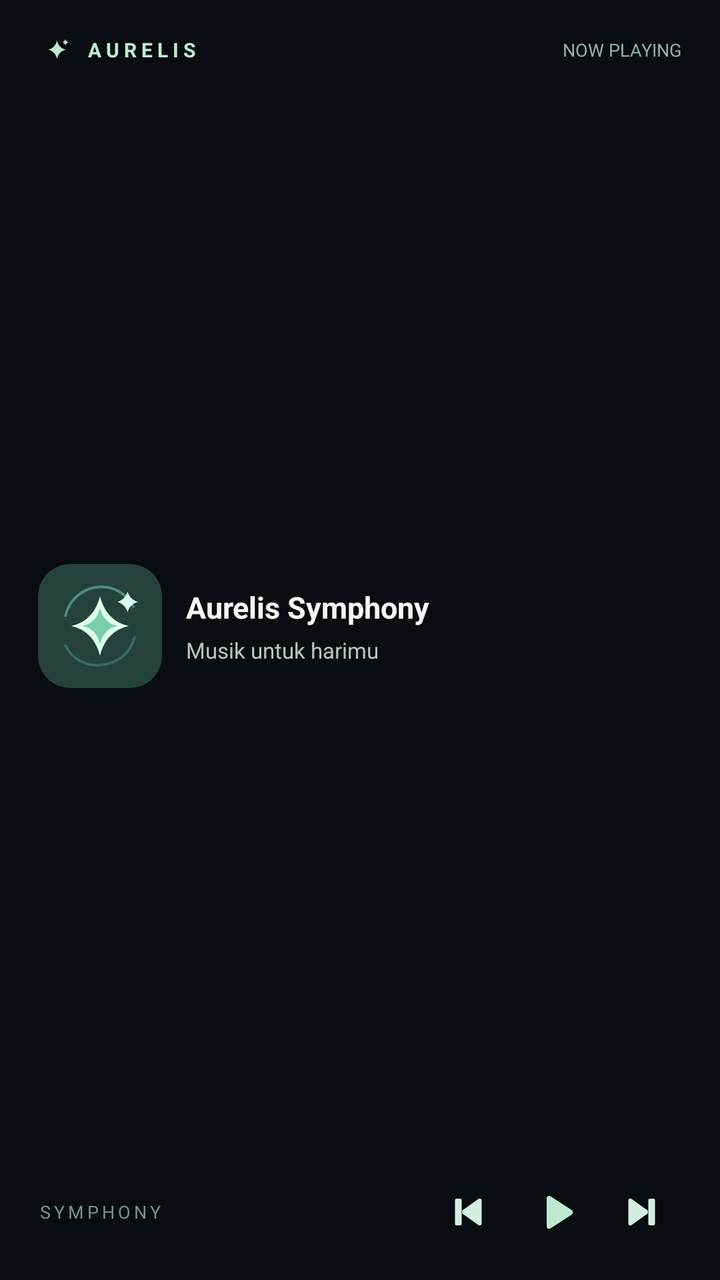
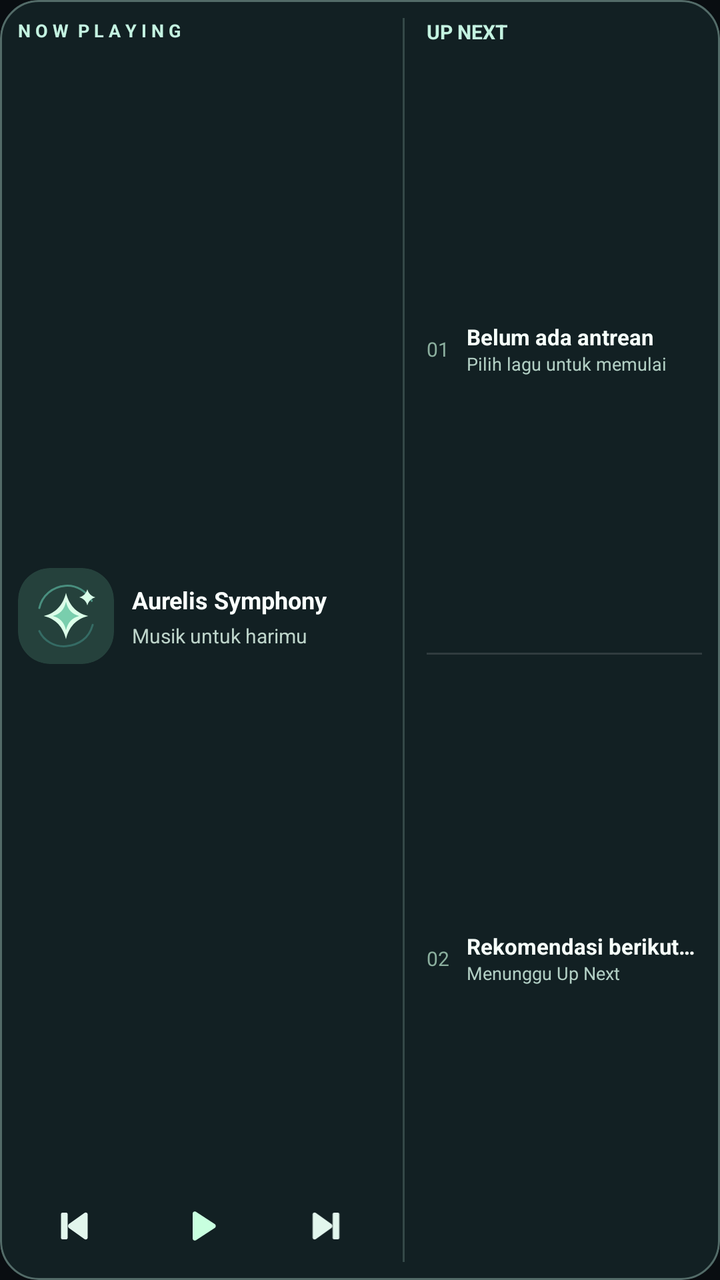

Compare the two renders of this Android layout. The source of the first and the diff that turns it into the second are given below.
<!-- AndroidManifest.xml: application theme Theme.Aurelis -->
<!-- res/layout/widget_aurelis.xml -->
<?xml version="1.0" encoding="utf-8"?>
<FrameLayout android:id="@+id/widget_root" xmlns:android="http://schemas.android.com/apk/res/android"
    android:layout_width="match_parent" android:layout_height="match_parent"
    android:padding="3dp">
    <ImageView android:id="@+id/widget_background"
        android:layout_width="match_parent" android:layout_height="match_parent"
        android:scaleType="fitXY" android:contentDescription="@null"/>
    <LinearLayout android:layout_width="match_parent" android:layout_height="match_parent"
        android:orientation="vertical" android:paddingLeft="16dp"
        android:paddingRight="16dp" android:paddingTop="12dp"
        android:paddingBottom="11dp">
        <LinearLayout android:layout_width="match_parent" android:layout_height="20dp"
            android:orientation="horizontal" android:gravity="center_vertical">
            <ImageView android:layout_width="19dp" android:layout_height="19dp"
                android:src="@drawable/ic_aurelis_monochrome"
                android:tint="#BCEBD0" android:contentDescription="@null"/>
            <TextView android:layout_width="wrap_content" android:layout_height="wrap_content"
                android:layout_marginLeft="6dp" android:text="A U R E L I S"
                android:textColor="#BCEBD0" android:textSize="10sp"
                android:textStyle="bold" android:singleLine="true"/>
            <Space android:layout_width="0dp" android:layout_height="1dp"
                android:layout_weight="1"/>
            <TextView android:id="@+id/widget_status"
                android:layout_width="wrap_content" android:layout_height="wrap_content"
                android:text="NOW PLAYING" android:textColor="#92B1A5"
                android:textSize="9sp" android:singleLine="true"/>
        </LinearLayout>
        <LinearLayout android:layout_width="match_parent" android:layout_height="0dp"
            android:layout_weight="1" android:orientation="horizontal"
            android:gravity="center_vertical" android:paddingTop="5dp">
            <ImageView android:id="@+id/widget_art"
                android:layout_width="62dp" android:layout_height="62dp"
                android:background="@drawable/widget_album_frame"
                android:clipToOutline="true" android:scaleType="centerCrop"
                android:src="@drawable/ic_aurelis_foreground"
                android:contentDescription="Cover lagu"/>
            <LinearLayout android:layout_width="0dp" android:layout_weight="1"
                android:layout_height="wrap_content" android:orientation="vertical"
                android:paddingLeft="12dp">
                <TextView android:id="@+id/widget_title"
                    android:layout_width="match_parent" android:layout_height="wrap_content"
                    android:text="Aurelis Symphony" android:textColor="#F3F8F5"
                    android:textStyle="bold" android:textSize="15sp"
                    android:maxLines="1" android:ellipsize="end"/>
                <TextView android:id="@+id/widget_artist"
                    android:layout_width="match_parent" android:layout_height="wrap_content"
                    android:layout_marginTop="4dp" android:text="Musik untuk harimu"
                    android:textColor="#B5C7BF" android:textSize="11sp"
                    android:maxLines="1" android:ellipsize="end"/>
            </LinearLayout>
        </LinearLayout>
        <LinearLayout android:layout_width="match_parent" android:layout_height="40dp"
            android:orientation="horizontal" android:gravity="center_vertical|right">
            <TextView android:layout_width="0dp" android:layout_weight="1"
                android:layout_height="wrap_content" android:text="SYMPHONY"
                android:textColor="#719689" android:textSize="9sp" android:letterSpacing=".19"/>
            <ImageView android:id="@+id/widget_prev"
                android:layout_width="42dp" android:layout_height="38dp"
                android:padding="9dp" android:src="@drawable/widget_previous"
                android:tint="#D3EEE1" android:contentDescription="Sebelumnya"/>
            <ImageView android:id="@+id/widget_toggle"
                android:layout_width="43dp" android:layout_height="43dp"
                android:padding="9dp" android:src="@drawable/widget_play"
                android:tint="#BCEBD0" android:contentDescription="Play atau pause"/>
            <ImageView android:id="@+id/widget_next"
                android:layout_width="42dp" android:layout_height="38dp"
                android:padding="9dp" android:src="@drawable/widget_next"
                android:tint="#D3EEE1" android:contentDescription="Berikutnya"/>
        </LinearLayout>
    </LinearLayout>
</FrameLayout>
<!-- resources referenced by this layout -->
<resources>
  <!-- drawable ic_aurelis_monochrome (drawable) -->
  <?xml version="1.0" encoding="utf-8"?>
  <vector xmlns:android="http://schemas.android.com/apk/res/android"
      android:width="108dp"
      android:height="108dp"
      android:viewportWidth="108"
      android:viewportHeight="108">
      <path android:fillColor="#FFFFFFFF"
          android:pathData="M54,28 C57.2,41.2 65.1,50.8 79,54 C65.1,57.2 57.2,66.8 54,80 C50.8,66.8 42.9,57.2 29,54 C42.9,50.8 50.8,41.2 54,28 Z" />
      <path android:fillColor="#FFFFFFFF"
          android:pathData="M78,24 C79.3,28.6 82.4,31.7 87,33 C82.4,34.3 79.3,37.4 78,42 C76.7,37.4 73.6,34.3 69,33 C73.6,31.7 76.7,28.6 78,24 Z" />
  </vector>
  <!-- drawable widget_album_frame (drawable) -->
  <?xml version="1.0" encoding="utf-8"?>
  <shape xmlns:android="http://schemas.android.com/apk/res/android" android:shape="rectangle">
      <corners android:radius="16dp" />
      <solid android:color="#25413C" />
  </shape>
  <!-- drawable widget_next (drawable) -->
  <?xml version="1.0" encoding="utf-8"?>
  <vector xmlns:android="http://schemas.android.com/apk/res/android" android:width="24dp" android:height="24dp" android:viewportWidth="24" android:viewportHeight="24">
      <path android:fillColor="#FFFFFFFF" android:pathData="M5,5 C5,4 6.2,3.6 7,4.2 L16.1,10.7 C17,11.3 17,12.7 16.1,13.3 L7,19.8 C6.2,20.4 5,20 5,19 Z M18,4 h2 a1,1 0,0 1,1 1 v14 a1,1 0,0 1,-1 1 h-2 a1,1 0,0 1,-1 -1 v-14 a1,1 0,0 1,1 -1 Z"/>
  </vector>
  <!-- drawable widget_play (drawable) -->
  <?xml version="1.0" encoding="utf-8"?>
  <vector xmlns:android="http://schemas.android.com/apk/res/android" android:width="24dp" android:height="24dp" android:viewportWidth="24" android:viewportHeight="24">
      <path android:fillColor="#FFFFFFFF" android:pathData="M8,5.2 C8,4.2 9.1,3.8 9.9,4.3 L20,10.9 C20.8,11.4 20.8,12.6 20,13.1 L9.9,19.7 C9.1,20.2 8,19.8 8,18.8 Z"/>
  </vector>
  <!-- drawable widget_previous (drawable) -->
  <?xml version="1.0" encoding="utf-8"?>
  <vector xmlns:android="http://schemas.android.com/apk/res/android" android:width="24dp" android:height="24dp" android:viewportWidth="24" android:viewportHeight="24">
      <path android:fillColor="#FFFFFFFF" android:pathData="M19,5 C19,4 17.8,3.6 17,4.2 L7.9,10.7 C7,11.3 7,12.7 7.9,13.3 L17,19.8 C17.8,20.4 19,20 19,19 Z M6,4 h-2 a1,1 0,0 0,-1 1 v14 a1,1 0,0 0,1 1 h2 a1,1 0,0 0,1 -1 v-14 a1,1 0,0 0,-1 -1 Z"/>
  </vector>
  <style name="Theme.Aurelis" parent="android:style/Theme.Material.NoActionBar">
      <item name="android:windowLightStatusBar">false</item>
      <item name="android:windowActionModeOverlay">true</item>
      <item name="android:windowLightNavigationBar">false</item>
      <item name="android:windowDrawsSystemBarBackgrounds">true</item>
      <item name="android:windowBackground">#090D11</item>
      <item name="android:navigationBarColor">#090C10</item>
      <item name="android:statusBarColor">#090C10</item>
    </style>
  <!-- unchanged entries left out for length: 1 -->
</resources>

<!-- the commit's change to res/layout/widget_aurelis.xml (unified diff, before → after) -->
@@ -1,71 +1,106 @@
 <?xml version="1.0" encoding="utf-8"?>
-<FrameLayout android:id="@+id/widget_root" xmlns:android="http://schemas.android.com/apk/res/android"
-    android:layout_width="match_parent" android:layout_height="match_parent"
-    android:padding="3dp">
+<FrameLayout xmlns:android="http://schemas.android.com/apk/res/android"
+    android:id="@+id/widget_root" android:layout_width="match_parent"
+    android:layout_height="match_parent" android:background="@drawable/widget_shell"
+    android:foreground="@drawable/widget_border" android:clipToOutline="true">
     <ImageView android:id="@+id/widget_background"
         android:layout_width="match_parent" android:layout_height="match_parent"
         android:scaleType="fitXY" android:contentDescription="@null"/>
     <LinearLayout android:layout_width="match_parent" android:layout_height="match_parent"
-        android:orientation="vertical" android:paddingLeft="16dp"
-        android:paddingRight="16dp" android:paddingTop="12dp"
-        android:paddingBottom="11dp">
-        <LinearLayout android:layout_width="match_parent" android:layout_height="20dp"
-            android:orientation="horizontal" android:gravity="center_vertical">
-            <ImageView android:layout_width="19dp" android:layout_height="19dp"
-                android:src="@drawable/ic_aurelis_monochrome"
-                android:tint="#BCEBD0" android:contentDescription="@null"/>
-            <TextView android:layout_width="wrap_content" android:layout_height="wrap_content"
-                android:layout_marginLeft="6dp" android:text="A U R E L I S"
-                android:textColor="#BCEBD0" android:textSize="10sp"
-                android:textStyle="bold" android:singleLine="true"/>
-            <Space android:layout_width="0dp" android:layout_height="1dp"
-                android:layout_weight="1"/>
-            <TextView android:id="@+id/widget_status"
-                android:layout_width="wrap_content" android:layout_height="wrap_content"
-                android:text="NOW PLAYING" android:textColor="#92B1A5"
-                android:textSize="9sp" android:singleLine="true"/>
-        </LinearLayout>
-        <LinearLayout android:layout_width="match_parent" android:layout_height="0dp"
-            android:layout_weight="1" android:orientation="horizontal"
-            android:gravity="center_vertical" android:paddingTop="5dp">
-            <ImageView android:id="@+id/widget_art"
-                android:layout_width="62dp" android:layout_height="62dp"
-                android:background="@drawable/widget_album_frame"
-                android:clipToOutline="true" android:scaleType="centerCrop"
-                android:src="@drawable/ic_aurelis_foreground"
-                android:contentDescription="Cover lagu"/>
-            <LinearLayout android:layout_width="0dp" android:layout_weight="1"
-                android:layout_height="wrap_content" android:orientation="vertical"
-                android:paddingLeft="12dp">
-                <TextView android:id="@+id/widget_title"
-                    android:layout_width="match_parent" android:layout_height="wrap_content"
-                    android:text="Aurelis Symphony" android:textColor="#F3F8F5"
-                    android:textStyle="bold" android:textSize="15sp"
-                    android:maxLines="1" android:ellipsize="end"/>
-                <TextView android:id="@+id/widget_artist"
-                    android:layout_width="match_parent" android:layout_height="wrap_content"
-                    android:layout_marginTop="4dp" android:text="Musik untuk harimu"
-                    android:textColor="#B5C7BF" android:textSize="11sp"
-                    android:maxLines="1" android:ellipsize="end"/>
+        android:orientation="horizontal" android:padding="9dp">
+        <LinearLayout android:layout_width="0dp" android:layout_weight="1.14"
+            android:layout_height="match_parent" android:orientation="vertical"
+            android:paddingRight="10dp">
+            <TextView android:layout_width="match_parent" android:layout_height="wrap_content"
+                android:text="N O W  P L A Y I N G" android:textColor="#C4F3E1"
+                android:textStyle="bold" android:textSize="9sp" android:singleLine="true"/>
+            <LinearLayout android:layout_width="match_parent" android:layout_height="0dp"
+                android:layout_weight="1" android:orientation="horizontal"
+                android:gravity="center_vertical">
+                <ImageView android:id="@+id/widget_art" android:layout_width="48dp"
+                    android:layout_height="48dp" android:src="@drawable/ic_aurelis_foreground"
+                    android:background="@drawable/widget_album_frame"
+                    android:clipToOutline="true" android:scaleType="centerCrop"
+                    android:contentDescription="Cover lagu"/>
+                <LinearLayout android:layout_width="0dp" android:layout_weight="1"
+                    android:layout_height="wrap_content" android:layout_marginLeft="9dp"
+                    android:orientation="vertical">
+                    <TextView android:id="@+id/widget_title"
+                        android:layout_width="match_parent" android:layout_height="wrap_content"
+                        android:maxLines="2" android:ellipsize="end"
+                        android:text="Aurelis Symphony" android:textColor="#FAFFFD"
+                        android:textStyle="bold" android:textSize="12sp"/>
+                    <TextView android:id="@+id/widget_artist"
+                        android:layout_width="match_parent" android:layout_height="wrap_content"
+                        android:layout_marginTop="3dp" android:maxLines="1"
+                        android:ellipsize="end" android:text="Musik untuk harimu"
+                        android:textColor="#BDD4CA" android:textSize="10sp"/>
+                </LinearLayout>
+            </LinearLayout>
+            <LinearLayout android:layout_width="match_parent" android:layout_height="36dp"
+                android:orientation="horizontal" android:gravity="center">
+                <ImageView android:id="@+id/widget_prev" android:layout_width="0dp" android:layout_weight="1"
+                    android:layout_height="36dp" android:padding="8dp"
+                    android:src="@drawable/widget_previous" android:tint="#E2F6ED"
+                    android:contentDescription="Lagu sebelumnya"/>
+                <ImageView android:id="@+id/widget_toggle" android:layout_width="0dp" android:layout_weight="1.15"
+                    android:layout_height="36dp" android:padding="7dp"
+                    android:src="@drawable/widget_play" android:tint="#C8FFDF"
+                    android:contentDescription="Play atau pause"/>
+                <ImageView android:id="@+id/widget_next" android:layout_width="0dp" android:layout_weight="1"
+                    android:layout_height="36dp" android:padding="8dp"
+                    android:src="@drawable/widget_next" android:tint="#E2F6ED"
+                    android:contentDescription="Lagu berikutnya"/>
             </LinearLayout>
         </LinearLayout>
-        <LinearLayout android:layout_width="match_parent" android:layout_height="40dp"
-            android:orientation="horizontal" android:gravity="center_vertical|right">
-            <TextView android:layout_width="0dp" android:layout_weight="1"
-                android:layout_height="wrap_content" android:text="SYMPHONY"
-                android:textColor="#719689" android:textSize="9sp" android:letterSpacing=".19"/>
-            <ImageView android:id="@+id/widget_prev"
-                android:layout_width="42dp" android:layout_height="38dp"
-                android:padding="9dp" android:src="@drawable/widget_previous"
-                android:tint="#D3EEE1" android:contentDescription="Sebelumnya"/>
-            <ImageView android:id="@+id/widget_toggle"
-                android:layout_width="43dp" android:layout_height="43dp"
-                android:padding="9dp" android:src="@drawable/widget_play"
-                android:tint="#BCEBD0" android:contentDescription="Play atau pause"/>
-            <ImageView android:id="@+id/widget_next"
-                android:layout_width="42dp" android:layout_height="38dp"
-                android:padding="9dp" android:src="@drawable/widget_next"
-                android:tint="#D3EEE1" android:contentDescription="Berikutnya"/>
+        <View android:layout_width="1dp" android:layout_height="match_parent"
+            android:background="#3EA0C8B8"/>
+        <LinearLayout android:layout_width="0dp" android:layout_weight=".88"
+            android:layout_height="match_parent" android:orientation="vertical"
+            android:paddingLeft="11dp">
+            <TextView android:layout_width="match_parent" android:layout_height="wrap_content"
+                android:text="UP NEXT" android:textColor="#C4F3E1"
+                android:textSize="10sp" android:textStyle="bold"/>
+            <LinearLayout android:layout_width="match_parent" android:layout_height="0dp"
+                android:layout_weight="1" android:gravity="center_vertical"
+                android:orientation="horizontal">
+                <TextView android:layout_width="20dp" android:layout_height="wrap_content"
+                    android:text="01" android:textSize="10sp" android:textColor="#8BAF9E"/>
+                <LinearLayout android:layout_width="0dp" android:layout_weight="1"
+                    android:layout_height="wrap_content" android:orientation="vertical">
+                    <TextView android:id="@+id/widget_next_one"
+                        android:layout_width="match_parent" android:layout_height="wrap_content"
+                        android:text="Belum ada antrean" android:textColor="#F6FFFA"
+                        android:singleLine="true" android:ellipsize="end"
+                        android:textSize="11sp" android:textStyle="bold"/>
+                    <TextView android:id="@+id/widget_next_one_artist"
+                        android:layout_width="match_parent" android:layout_height="wrap_content"
+                        android:text="Pilih lagu untuk memulai" android:textColor="#B2CFC4"
+                        android:singleLine="true" android:ellipsize="end"
+                        android:textSize="9sp"/>
+                </LinearLayout>
+            </LinearLayout>
+            <View android:layout_width="match_parent" android:layout_height="1dp"
+                android:background="#20FFFFFF"/>
+            <LinearLayout android:layout_width="match_parent" android:layout_height="0dp"
+                android:layout_weight="1" android:gravity="center_vertical"
+                android:orientation="horizontal">
+                <TextView android:layout_width="20dp" android:layout_height="wrap_content"
+                    android:text="02" android:textSize="10sp" android:textColor="#8BAF9E"/>
+                <LinearLayout android:layout_width="0dp" android:layout_weight="1"
+                    android:layout_height="wrap_content" android:orientation="vertical">
+                    <TextView android:id="@+id/widget_next_two"
+                        android:layout_width="match_parent" android:layout_height="wrap_content"
+                        android:text="Rekomendasi berikutnya" android:textColor="#F6FFFA"
+                        android:singleLine="true" android:ellipsize="end"
+                        android:textSize="11sp" android:textStyle="bold"/>
+                    <TextView android:id="@+id/widget_next_two_artist"
+                        android:layout_width="match_parent" android:layout_height="wrap_content"
+                        android:text="Menunggu Up Next" android:textColor="#B2CFC4"
+                        android:singleLine="true" android:ellipsize="end"
+                        android:textSize="9sp"/>
+                </LinearLayout>
+            </LinearLayout>
         </LinearLayout>
     </LinearLayout>
 </FrameLayout>
<!-- resource entries referenced after the edit -->
@@ -1,22 +1,17 @@
 <!-- resources referenced by this layout -->
 <resources>
-  <!-- drawable ic_aurelis_monochrome (drawable) -->
-  <?xml version="1.0" encoding="utf-8"?>
-  <vector xmlns:android="http://schemas.android.com/apk/res/android"
-      android:width="108dp"
-      android:height="108dp"
-      android:viewportWidth="108"
-      android:viewportHeight="108">
-      <path android:fillColor="#FFFFFFFF"
-          android:pathData="M54,28 C57.2,41.2 65.1,50.8 79,54 C65.1,57.2 57.2,66.8 54,80 C50.8,66.8 42.9,57.2 29,54 C42.9,50.8 50.8,41.2 54,28 Z" />
-      <path android:fillColor="#FFFFFFFF"
-          android:pathData="M78,24 C79.3,28.6 82.4,31.7 87,33 C82.4,34.3 79.3,37.4 78,42 C76.7,37.4 73.6,34.3 69,33 C73.6,31.7 76.7,28.6 78,24 Z" />
-  </vector>
   <!-- drawable widget_album_frame (drawable) -->
   <?xml version="1.0" encoding="utf-8"?>
   <shape xmlns:android="http://schemas.android.com/apk/res/android" android:shape="rectangle">
       <corners android:radius="16dp" />
       <solid android:color="#25413C" />
+  </shape>
+  <!-- drawable widget_border (drawable) -->
+  <?xml version="1.0" encoding="utf-8"?>
+  <shape xmlns:android="http://schemas.android.com/apk/res/android" android:shape="rectangle">
+      <corners android:radius="19dp"/>
+      <solid android:color="#00000000"/>
+      <stroke android:width="1dp" android:color="#65B7DED2"/>
   </shape>
   <!-- drawable widget_next (drawable) -->
   <?xml version="1.0" encoding="utf-8"?>
@@ -33,6 +28,12 @@
   <vector xmlns:android="http://schemas.android.com/apk/res/android" android:width="24dp" android:height="24dp" android:viewportWidth="24" android:viewportHeight="24">
       <path android:fillColor="#FFFFFFFF" android:pathData="M19,5 C19,4 17.8,3.6 17,4.2 L7.9,10.7 C7,11.3 7,12.7 7.9,13.3 L17,19.8 C17.8,20.4 19,20 19,19 Z M6,4 h-2 a1,1 0,0 0,-1 1 v14 a1,1 0,0 0,1 1 h2 a1,1 0,0 0,1 -1 v-14 a1,1 0,0 0,-1 -1 Z"/>
   </vector>
+  <!-- drawable widget_shell (drawable) -->
+  <?xml version="1.0" encoding="utf-8"?>
+  <shape xmlns:android="http://schemas.android.com/apk/res/android" android:shape="rectangle">
+      <corners android:radius="19dp"/>
+      <solid android:color="#CA152528"/>
+  </shape>
   <style name="Theme.Aurelis" parent="android:style/Theme.Material.NoActionBar">
       <item name="android:windowLightStatusBar">false</item>
       <item name="android:windowActionModeOverlay">true</item>
